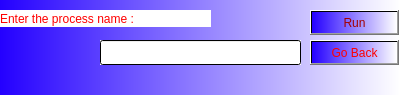
Above: test2_d.ui from ALITO1998/os-task before the change. Below: the same form after it.
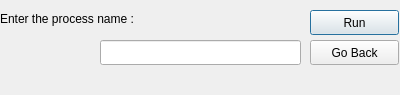
That is the form after the change.

Patch:
```diff
--- a/test2_d.ui
+++ b/test2_d.ui
@@ -14,7 +14,7 @@
    <string>Dialog</string>
   </property>
   <property name="styleSheet">
-   <string notr="true">background-color: qlineargradient(spread:pad, x1:0, y1:0, x2:1, y2:0, stop:0 rgba(36, 0, 255, 255), stop:1 rgba(255, 255, 255, 255));</string>
+   <string notr="true"/>
   </property>
   <widget class="QLabel" name="label">
    <property name="geometry">
@@ -26,9 +26,7 @@
     </rect>
    </property>
    <property name="styleSheet">
-    <string notr="true">background-color: qlineargradient(spread:pad, x1:0, y1:0, x2:1, y2:0, stop:0 rgba(255, 255, 255, 255));
-font: 57 italic 18pt &quot;URW Chancery L&quot;;
-color: qlineargradient(spread:pad, x1:0, y1:0, x2:0, y2:0, stop:0 rgba(255, 0, 0, 255), stop:1 rgba(255, 255, 255, 255));</string>
+    <string notr="true"/>
    </property>
    <property name="text">
     <string>Enter the process name :</string>
@@ -44,7 +42,7 @@
     </rect>
    </property>
    <property name="styleSheet">
-    <string notr="true">color: rgb(164, 0, 0);</string>
+    <string notr="true"/>
    </property>
    <property name="text">
     <string>Run</string>
@@ -60,7 +58,7 @@
     </rect>
    </property>
    <property name="styleSheet">
-    <string notr="true">color: qlineargradient(spread:pad, x1:0, y1:0, x2:0, y2:0, stop:0 rgba(255, 0, 0, 255), stop:1 rgba(255, 255, 255, 255));</string>
+    <string notr="true"/>
    </property>
    <property name="text">
     <string>Go Back</string>
@@ -76,7 +74,7 @@
     </rect>
    </property>
    <property name="styleSheet">
-    <string notr="true">background-color: qlineargradient(spread:pad, x1:0, y1:0, x2:1, y2:0, stop:0 rgba(255, 255, 255, 255));</string>
+    <string notr="true"/>
    </property>
   </widget>
  </widget>
```
